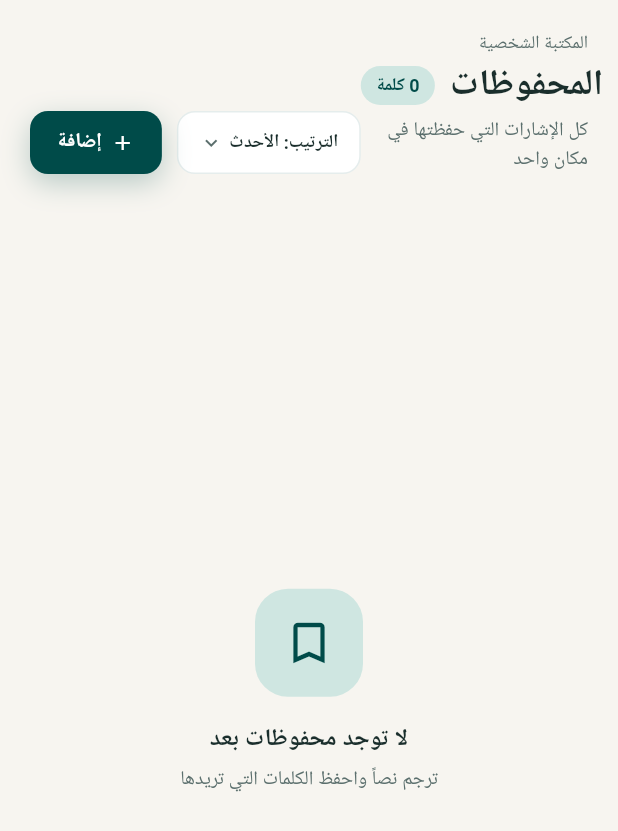
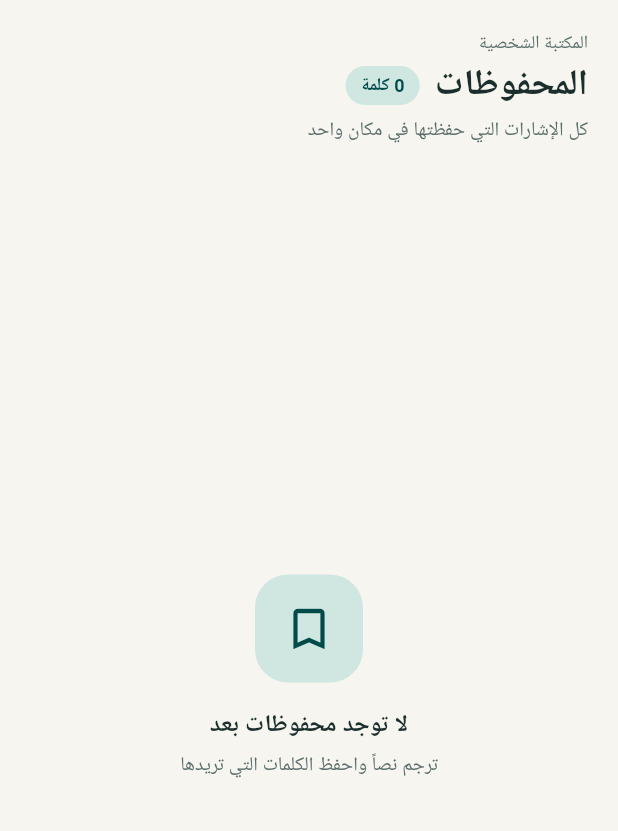
Before and after one commit to emannjoum/arabic-to-sign-language-system, a Flutter app: the BookmarksScreen widget shown alone on an empty page, opened directly, on a phone screen of 412 x 824 dp. Shown: the top 831 px of the screen. Run offline on Flutter 3.47's test engine with Material 3 defaults, Android fonts, the phone set to English and light mode, and no system bars; our stand-ins replace flutter_secure_storage, google_fonts, video_player; accounts and stored records are empty; network calls fail; Roboto replaces fonts that are missing (Tajawal).

Commit message:
Add files via upload

```diff
--- a/frontend/lib/screens/bookmarks/bookmarks_screen.dart
+++ b/frontend/lib/screens/bookmarks/bookmarks_screen.dart
@@ -131,83 +131,6 @@ class _BookmarksScreenState extends State<BookmarksScreen> {
                       ],
                     ),
                   ),
-                  // Right block (RTL: left — actions)
-                  Row(
-                    children: [
-                      // Sort dropdown
-                      Container(
-                        height: 42,
-                        padding: const EdgeInsets.symmetric(horizontal: 14),
-                        decoration: BoxDecoration(
-                          color: Colors.white,
-                          borderRadius: BorderRadius.circular(12),
-                          border: Border.all(color: AppColors.line),
-                        ),
-                        alignment: Alignment.center,
-                        child: Row(
-                          mainAxisSize: MainAxisSize.min,
-                          children: [
-                            Text(
-                              'الترتيب: الأحدث',
-                              style: GoogleFonts.tajawal(
-                                fontSize: 12,
-                                fontWeight: FontWeight.w700,
-                                color: AppColors.ink,
-                              ),
-                            ),
-                            const SizedBox(width: 4),
-                            const Icon(
-                              Icons.keyboard_arrow_down,
-                              size: 16,
-                              color: AppColors.mute,
-                            ),
-                          ],
-                        ),
-                      ),
-                      const SizedBox(width: 10),
-                      // Add button
-                      GestureDetector(
-                        onTap: () => ScaffoldMessenger.of(context).showSnackBar(
-                          const SnackBar(content: Text("إضافة كلمة — قريباً")),
-                        ),
-                        child: Container(
-                          height: 42,
-                          padding: const EdgeInsets.symmetric(horizontal: 18),
-                          decoration: BoxDecoration(
-                            color: AppColors.primary,
-                            borderRadius: BorderRadius.circular(12),
-                            boxShadow: const [
-                              BoxShadow(
-                                color: Color(0x40004B49),
-                                blurRadius: 16,
-                                offset: Offset(0, 6),
-                              ),
-                            ],
-                          ),
-                          alignment: Alignment.center,
-                          child: Row(
-                            mainAxisSize: MainAxisSize.min,
-                            children: [
-                              const Icon(
-                                Icons.add,
-                                color: Colors.white,
-                                size: 16,
-                              ),
-                              const SizedBox(width: 6),
-                              Text(
-                                'إضافة',
-                                style: GoogleFonts.tajawal(
-                                  fontSize: 13,
-                                  fontWeight: FontWeight.w700,
-                                  color: Colors.white,
-                                ),
-                              ),
-                            ],
-                          ),
-                        ),
-                      ),
-                    ],
-                  ),
                 ],
               ),
             ),
@@ -227,14 +150,18 @@ class _BookmarksScreenState extends State<BookmarksScreen> {
                     ? _EmptyState()
                     : LayoutBuilder(
                         builder: (context, constraints) {
-                          final cols = constraints.maxWidth < 500 ? 2 : 3;
+                          final cols = constraints.maxWidth < 500
+                              ? 2
+                              : constraints.maxWidth < 900
+                              ? 3
+                              : 4;
                           return GridView.builder(
                             gridDelegate:
                                 SliverGridDelegateWithFixedCrossAxisCount(
                                   crossAxisCount: cols,
                                   crossAxisSpacing: 18,
                                   mainAxisSpacing: 18,
-                                  childAspectRatio: 0.78,
+                                  childAspectRatio: 1.4,
                                 ),
                             itemCount: _bookmarks.length,
                             itemBuilder: (context, index) {
```
